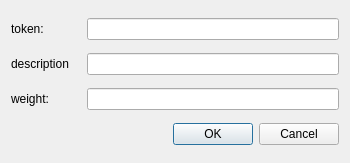
Before: the Qt Designer form editelementdialog.ui in przemekblasiak/petri-net-simulator, drawn with Qt 5.
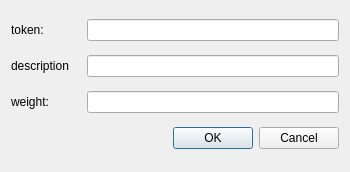
After: the same form once the commit is applied.

Diff of the .ui file:
```diff
--- a/editelementdialog.ui
+++ b/editelementdialog.ui
@@ -10,7 +10,7 @@
     <x>0</x>
     <y>0</y>
     <width>350</width>
-    <height>163</height>
+    <height>172</height>
    </rect>
   </property>
   <property name="minimumSize">
```
Left out of the diff: 8 changed lines with no effect on the pictures.
